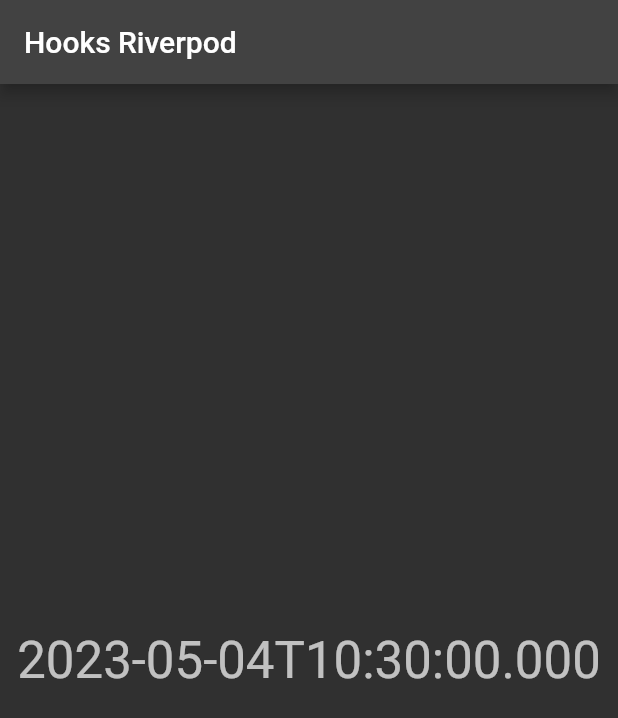
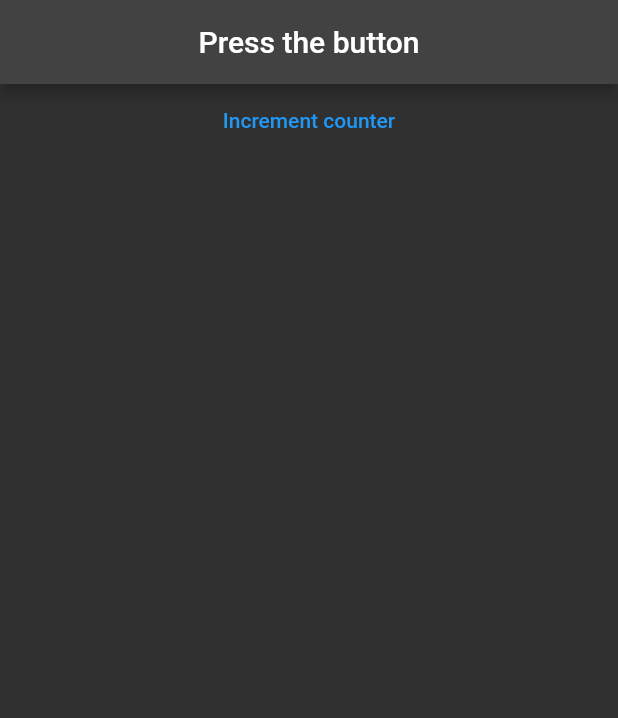
Before and after one commit to Daddy2054/riverpod_vandad, a Flutter app: the screen it shows after launch, on a phone screen of 412 x 824 dp. Shown: the top 718 px of the screen. Run offline on Flutter 3.47's test engine with Material 2 defaults, Android fonts, the phone set to English and light mode, and no system bars; our stand-ins replace hooks_riverpod.

Commit message:
example2

```diff
--- a/lib/main.dart
+++ b/lib/main.dart
@@ -25,8 +25,36 @@ class MyApp extends StatelessWidget {
   }
 }
 
-final currentDate = Provider<DateTime>(
-  (ref) => DateTime.now(),
+// final currentDate = Provider<DateTime>(
+//   (ref) => DateTime.now(),
+// );
+
+extension OptionalInfixAddition<T extends num> on T? {
+  T? operator +(T? other) {
+    final shadow = this;
+    if (shadow != null) {
+      return shadow + (other ?? 0) as T;
+    } else {
+      return null;
+    }
+  }
+}
+
+void testIt() {
+  final int? int1 = 1;
+  final int? int2 = 1;
+  final result = int1 + int2;
+  print(result);
+}
+
+class Counter extends StateNotifier<int?> {
+  Counter() : super(null);
+  void increment() => state = state == null ? 1 : state + 1;
+ // int? get value => state;
+}
+
+final counterProvider = StateNotifierProvider<Counter, int?>(
+  (ref) => Counter(),
 );
 
 class HomePage extends ConsumerWidget {
@@ -34,16 +62,33 @@ class HomePage extends ConsumerWidget {
 
   @override
   Widget build(BuildContext context, WidgetRef ref) {
-    final date = ref.watch(currentDate);
+    testIt();
     return Scaffold(
         appBar: AppBar(
-          title: Text('Hooks Riverpod'),
+          centerTitle: true,
+          title: Consumer(
+              builder: (context, ref, child) {
+                final count = ref.watch(counterProvider);
+                final text =
+                    count == null ? 'Press the button' : count.toString();
+                return Text(text);
+              },
+              child: Text('Hooks Riverpod')),
         ),
-        body: Center(
-          child: Text(
-            date.toIso8601String(),
-            style: Theme.of(context).textTheme.headlineMedium,
-          ),
+        body: Column(
+          crossAxisAlignment: CrossAxisAlignment.stretch,
+          children: [
+            TextButton(
+              onPressed: ref.read(counterProvider.notifier).increment,
+              child: Text(
+                'Increment counter',
+              ),
+            )
+          ],
+          // child: Text(
+          //   date.toIso8601String(),
+          //   style: Theme.of(context).textTheme.headlineMedium,
+          // ),
         ));
   }
 }
```
